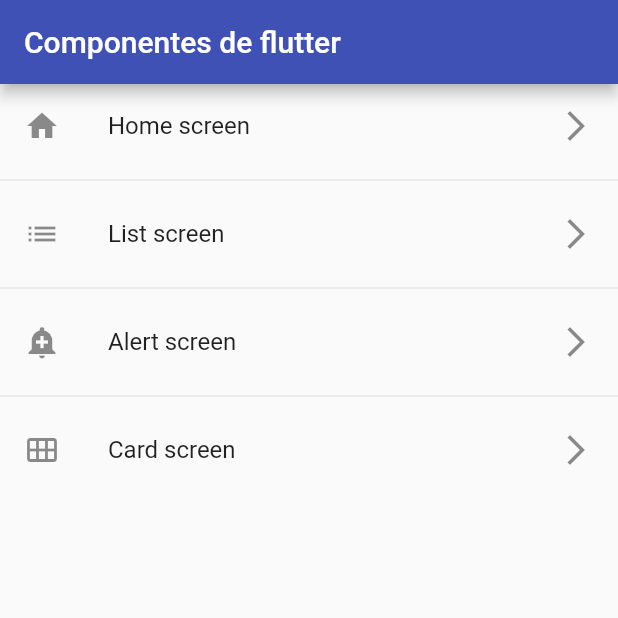
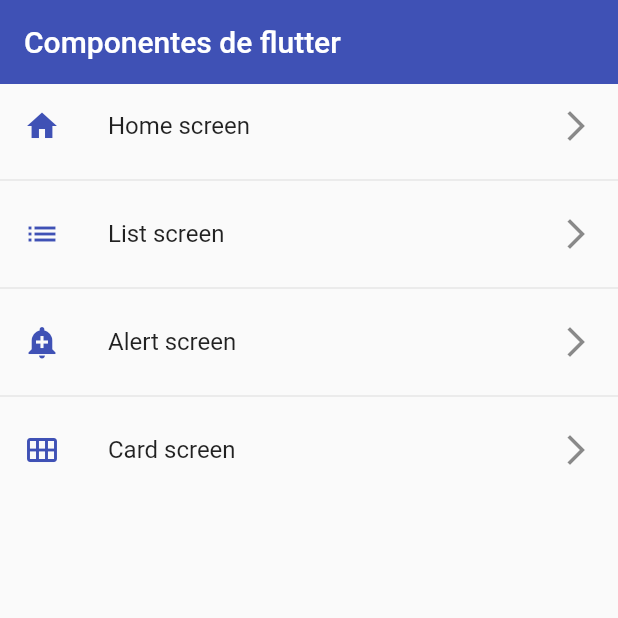
Before and after one commit to EmmanuelBazan/flutter_application_components, a Flutter app: the screen it shows after launch, on a phone screen of 412 x 824 dp, the top half of it. Run offline on Flutter 3.47's test engine with Material 2 defaults, Android fonts, the phone set to English and light mode, and no system bars.

Commit message:
Gestion de temas en la aplicacion

```diff
--- a/lib/main.dart
+++ b/lib/main.dart
@@ -2,6 +2,7 @@ import 'package:flutter/material.dart';
 import 'package:flutter/services.dart';
 import 'package:flutter_application_components/routes/app_routes.dart';
 import 'package:flutter_application_components/screens/screens.dart';
+import 'package:flutter_application_components/themes/app_theme.dart';
 
 void main() => runApp(const MyApp());
 
@@ -10,15 +11,17 @@ class MyApp extends StatelessWidget {
 
   @override
   Widget build(BuildContext context) {
-    // SystemChrome.setSystemUIOverlayStyle(
-    //     const SystemUiOverlayStyle(statusBarColor: Colors.indigo));
+    SystemChrome.setSystemUIOverlayStyle(
+        const SystemUiOverlayStyle(statusBarColor: Colors.transparent));
 
     return MaterialApp(
-        debugShowCheckedModeBanner: false,
-        title: 'Material App',
-        // home: const HomeListScreen(),
-        initialRoute: AppRoutes.initialRoute,
-        routes: AppRoutes.getRouteApp(),
-        onGenerateRoute: AppRoutes.onGenerateRoute);
+      debugShowCheckedModeBanner: false,
+      title: 'Material App',
+      // home: const HomeListScreen(),
+      initialRoute: AppRoutes.initialRoute,
+      routes: AppRoutes.getRouteApp(),
+      onGenerateRoute: AppRoutes.onGenerateRoute,
+      theme: AppTheme.lightTheme,
+    );
   }
 }
--- a/lib/models/menu_option_model.dart
+++ b/lib/models/menu_option_model.dart
@@ -2,7 +2,7 @@ import 'package:flutter/material.dart';
 
 class MenuOption {
   final String route;
-  final Icon icon;
+  final IconData icon;
   final String name;
   final Widget screen;
 
--- a/lib/routes/app_routes.dart
+++ b/lib/routes/app_routes.dart
@@ -10,22 +10,22 @@ class AppRoutes {
         route: 'HomeScreen',
         name: 'Home screen',
         screen: const HomeScreen(),
-        icon: const Icon(Icons.home)),
+        icon: Icons.home),
     MenuOption(
         route: 'HomeListScreen',
         name: 'List screen',
         screen: const HomeListScreen(),
-        icon: const Icon(Icons.list)),
+        icon: Icons.list),
     MenuOption(
         route: 'AlertScreen',
         name: 'Alert screen',
         screen: const AlertScreen(),
-        icon: const Icon(Icons.add_alert)),
+        icon: Icons.add_alert),
     MenuOption(
         route: 'CardScreen',
         name: 'Card screen',
         screen: const CardScreen(),
-        icon: const Icon(Icons.calendar_view_month)),
+        icon: Icons.calendar_view_month),
   ];
 
   // static Map<String, Widget Function(BuildContext)> routes = {
--- a/lib/screens/home_screen.dart
+++ b/lib/screens/home_screen.dart
@@ -1,5 +1,6 @@
 import 'package:flutter/material.dart';
 import 'package:flutter_application_components/routes/app_routes.dart';
+import 'package:flutter_application_components/themes/app_theme.dart';
 
 class HomeScreen extends StatelessWidget {
   const HomeScreen({Key? key}) : super(key: key);
@@ -9,18 +10,21 @@ class HomeScreen extends StatelessWidget {
     return Scaffold(
         appBar: AppBar(
           title: const Text('Componentes de flutter'),
-          backgroundColor: Colors.indigo,
+          // backgroundColor: Colors.indigo,
         ),
         body: ListView.separated(
             itemBuilder: (context, index) => ListTile(
                 title: Text(AppRoutes.menuOptions[index].name),
-                leading: AppRoutes.menuOptions[index].icon,
+                leading: Icon(
+                  AppRoutes.menuOptions[index].icon,
+                  color: AppTheme.primary,
+                ),
                 trailing: const Icon(Icons.arrow_forward_ios),
                 onTap: () {
                   Navigator.pushNamed(
                       context, AppRoutes.menuOptions[index].route);
                 }),
-            separatorBuilder: (context, index) => Divider(),
+            separatorBuilder: (context, index) => const Divider(),
             itemCount: AppRoutes.menuOptions.length));
   }
 }
--- a/lib/screens/homelist_screen.dart
+++ b/lib/screens/homelist_screen.dart
@@ -18,7 +18,7 @@ class HomeListScreen extends StatelessWidget {
         appBar: AppBar(
           title: const Text('Home List'),
           systemOverlayStyle: SystemUiOverlayStyle.light,
-          backgroundColor: Colors.indigo,
+          // backgroundColor: Colors.indigo,
         ),
         body: ListView.separated(
           itemCount: gamesList.length,
--- /dev/null
+++ b/lib/themes/app_theme.dart
@@ -0,0 +1,14 @@
+import 'package:flutter/material.dart';
+
+class AppTheme {
+  static const Color primary = Colors.indigo;
+
+  static final ThemeData lightTheme = ThemeData.light().copyWith(
+      primaryColor: primary,
+      appBarTheme: const AppBarTheme(color: primary, elevation: 0));
+
+  static final ThemeData darkTheme = ThemeData.dark().copyWith(
+      primaryColor: primary,
+      appBarTheme: const AppBarTheme(color: primary, elevation: 0),
+      scaffoldBackgroundColor: Colors.black);
+}
```
Also changed, not shown: flutter_01.png (added).
